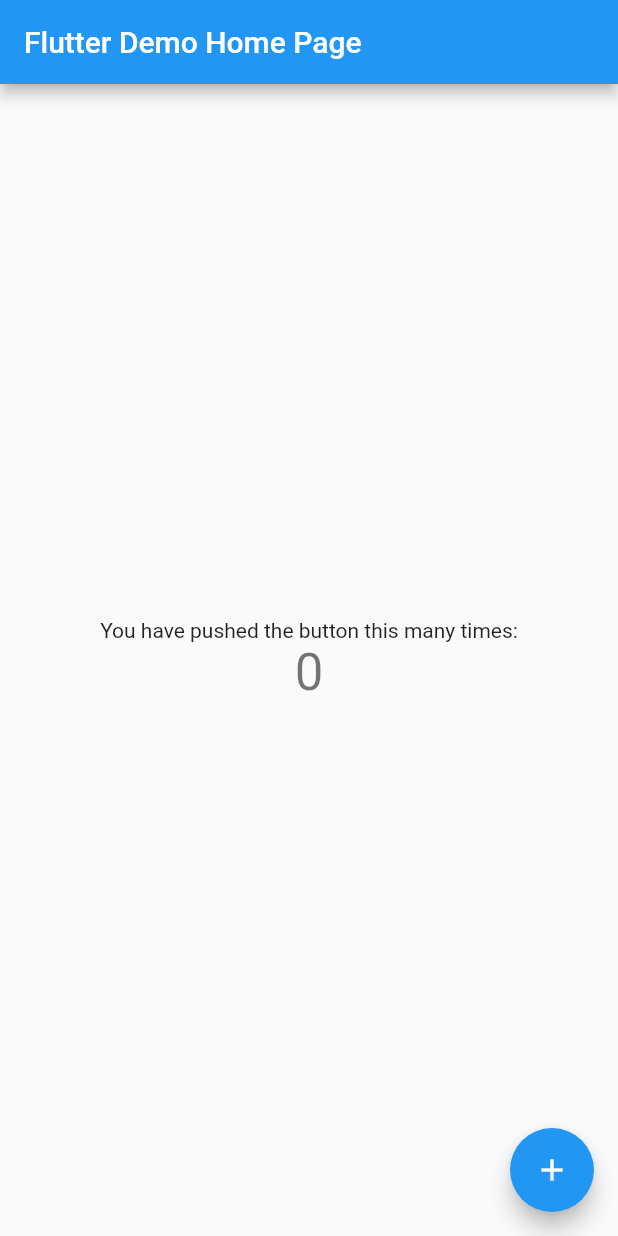
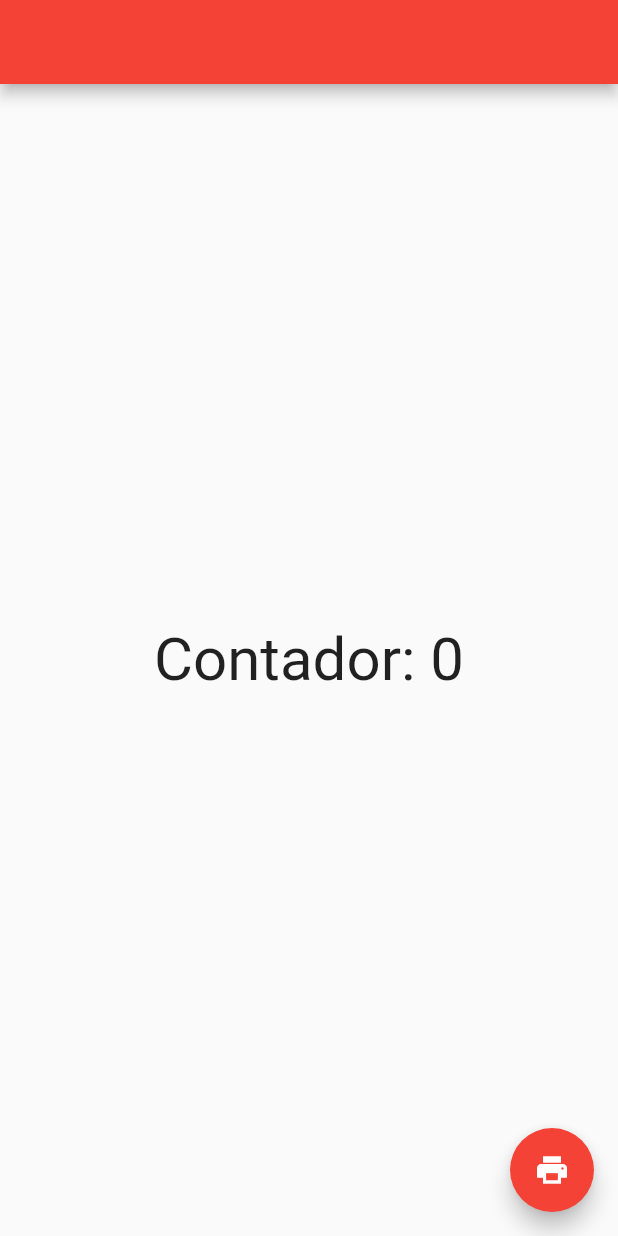
Before and after one commit to MateusJFabricio/ProjetoTesteFlutter, a Flutter app: the screen it shows after launch, on a phone screen of 412 x 824 dp. Run offline on Flutter 3.47's test engine with Material 2 defaults, Android fonts, the phone set to English and light mode, and no system bars.

Commit message:
Contador com Scaffold

```diff
--- /dev/null
+++ b/lib/app_widget.dart
@@ -0,0 +1,22 @@
+import 'package:flutter/cupertino.dart';
+import 'package:flutter/material.dart';
+
+import 'home_page.dart';
+
+class AppWidget extends StatelessWidget
+{
+  final String titulo;
+  const AppWidget({Key key, this.titulo}) : super(key: key);
+
+  @override
+  Widget build(BuildContext context) {
+
+    return MaterialApp(
+      theme: ThemeData(
+        primarySwatch: Colors.red,
+      ),
+      home: HomePage(),
+    );
+  }
+
+}
--- /dev/null
+++ b/lib/home_page.dart
@@ -0,0 +1,46 @@
+import 'package:flutter/cupertino.dart';
+import 'package:flutter/material.dart';
+
+class HomePage extends StatefulWidget
+{
+  @override
+  State<StatefulWidget> createState() {
+    return HomePageState();
+  }
+}
+
+class HomePageState extends State<HomePage>
+{
+  int counter = 0;
+
+  @override
+  Widget build(BuildContext context) {
+
+    return Scaffold(
+      appBar: AppBar(),
+      body: Center(
+        child: GestureDetector(
+          child: Text('Contador: ' + counter.toString(),
+              style: new TextStyle(
+              fontSize: 40
+              ),
+          ),
+          onTap: onTap,
+        ),
+      ),
+      floatingActionButton:
+        FloatingActionButton(
+          onPressed: onTap,
+          child: Icon(Icons.print),
+        ),
+    );
+  }
+
+  onTap()
+  {
+    setState(() {
+      counter++;
+    });
+  }
+
+}
--- a/lib/main.dart
+++ b/lib/main.dart
@@ -1,113 +1,8 @@
+import 'package:flutter/cupertino.dart';
 import 'package:flutter/material.dart';
+import 'app_widget.dart';
 
-void main() {
-  runApp(MyApp());
+main()
+{
+  runApp(new AppWidget());
 }
-
-class MyApp extends StatelessWidget {
-  // This widget is the root of your application.
-  @override
-  Widget build(BuildContext context) {
-    return MaterialApp(
-      title: 'Flutter Demo',
-      theme: ThemeData(
-        // This is the theme of your application.
-        //
-        // Try running your application with "flutter run". You'll see the
-        // application has a blue toolbar. Then, without quitting the app, try
-        // changing the primarySwatch below to Colors.green and then invoke
-        // "hot reload" (press "r" in the console where you ran "flutter run",
-        // or simply save your changes to "hot reload" in a Flutter IDE).
-        // Notice that the counter didn't reset back to zero; the application
-        // is not restarted.
-        primarySwatch: Colors.blue,
-      ),
-      home: MyHomePage(title: 'Flutter Demo Home Page'),
-    );
-  }
-}
-
-class MyHomePage extends StatefulWidget {
-  MyHomePage({Key key, this.title}) : super(key: key);
-
-  // This widget is the home page of your application. It is stateful, meaning
-  // that it has a State object (defined below) that contains fields that affect
-  // how it looks.
-
-  // This class is the configuration for the state. It holds the values (in this
-  // case the title) provided by the parent (in this case the App widget) and
-  // used by the build method of the State. Fields in a Widget subclass are
-  // always marked "final".
-
-  final String title;
-
-  @override
-  _MyHomePageState createState() => _MyHomePageState();
-}
-
-class _MyHomePageState extends State<MyHomePage> {
-  int _counter = 0;
-
-  void _incrementCounter() {
-    setState(() {
-      // This call to setState tells the Flutter framework that something has
-      // changed in this State, which causes it to rerun the build method below
-      // so that the display can reflect the updated values. If we changed
-      // _counter without calling setState(), then the build method would not be
-      // called again, and so nothing would appear to happen.
-      _counter++;
-    });
-  }
-
-  @override
-  Widget build(BuildContext context) {
-    // This method is rerun every time setState is called, for instance as done
-    // by the _incrementCounter method above.
-    //
-    // The Flutter framework has been optimized to make rerunning build methods
-    // fast, so that you can just rebuild anything that needs updating rather
-    // than having to individually change instances of widgets.
-    return Scaffold(
-      appBar: AppBar(
-        // Here we take the value from the MyHomePage object that was created by
-        // the App.build method, and use it to set our appbar title.
-        title: Text(widget.title),
-      ),
-      body: Center(
-        // Center is a layout widget. It takes a single child and positions it
-        // in the middle of the parent.
-        child: Column(
-          // Column is also a layout widget. It takes a list of children and
-          // arranges them vertically. By default, it sizes itself to fit its
-          // children horizontally, and tries to be as tall as its parent.
-          //
-          // Invoke "debug painting" (press "p" in the console, choose the
-          // "Toggle Debug Paint" action from the Flutter Inspector in Android
-          // Studio, or the "Toggle Debug Paint" command in Visual Studio Code)
-          // to see the wireframe for each widget.
-          //
-          // Column has various properties to control how it sizes itself and
-          // how it positions its children. Here we use mainAxisAlignment to
-          // center the children vertically; the main axis here is the vertical
-          // axis because Columns are vertical (the cross axis would be
-          // horizontal).
-          mainAxisAlignment: MainAxisAlignment.center,
-          children: <Widget>[
-            Text(
-              'You have pushed the button this many times:',
-            ),
-            Text(
-              '$_counter',
-              style: Theme.of(context).textTheme.headline4,
-            ),
-          ],
-        ),
-      ),
-      floatingActionButton: FloatingActionButton(
-        onPressed: _incrementCounter,
-        tooltip: 'Increment',
-        child: Icon(Icons.add),
-      ), // This trailing comma makes auto-formatting nicer for build methods.
-    );
-  }
-}
```
Also changed, not shown: 1 other file.
